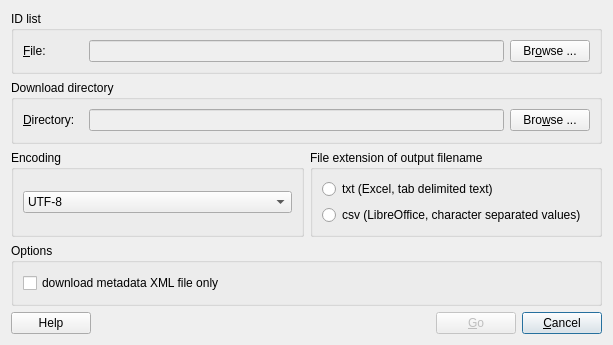
Qt form trunk/Forms/PanGetDialog/pangetdialog.ui (rsieger/PanTool) before a commit.
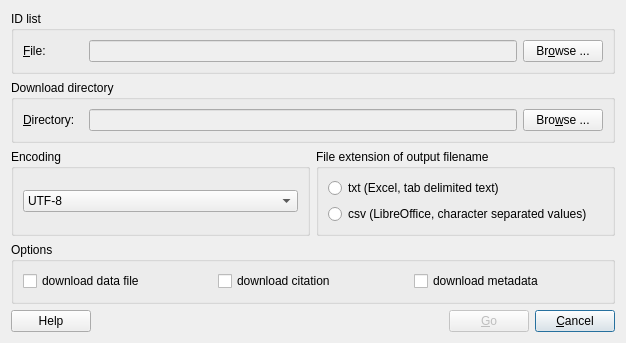
The same form after that commit.

Commit message: PanGet - get citation and get metadata

```diff
--- a/trunk/Forms/PanGetDialog/pangetdialog.ui
+++ b/trunk/Forms/PanGetDialog/pangetdialog.ui
@@ -7,8 +7,8 @@
    <rect>
     <x>0</x>
     <y>0</y>
-    <width>613</width>
-    <height>345</height>
+    <width>626</width>
+    <height>343</height>
    </rect>
   </property>
   <property name="acceptDrops">
@@ -159,7 +159,21 @@
       <item row="0" column="0">
        <widget class="QCheckBox" name="DownloadXML_checkBox">
         <property name="text">
-         <string>download metadata XML file only</string>
+         <string>download data file</string>
+        </property>
+       </widget>
+      </item>
+      <item row="0" column="1">
+       <widget class="QCheckBox" name="DownloadCitation_checkBox">
+        <property name="text">
+         <string>download citation</string>
+        </property>
+       </widget>
+      </item>
+      <item row="0" column="2">
+       <widget class="QCheckBox" name="DownloadMetadata_checkBox">
+        <property name="text">
+         <string>download metadata</string>
         </property>
        </widget>
       </item>
```
Left out of the diff: 6 changed lines with no effect on the pictures. The commit also changes 4 other files.
